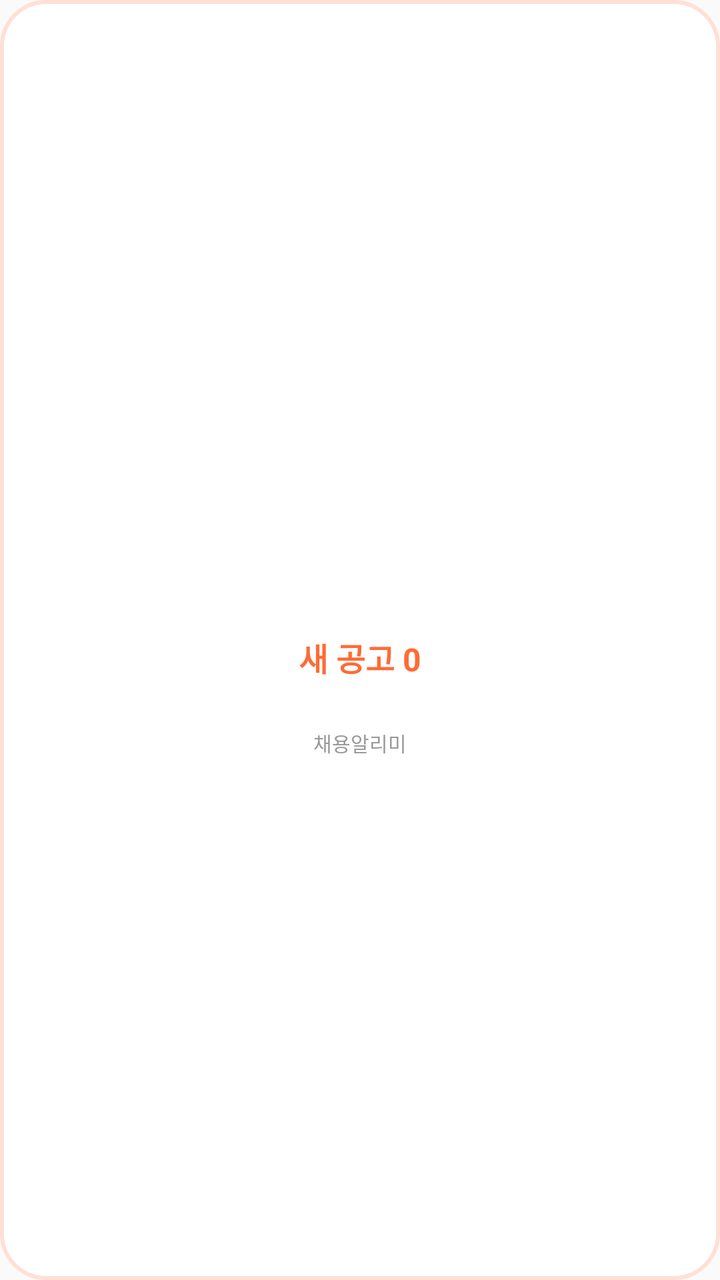
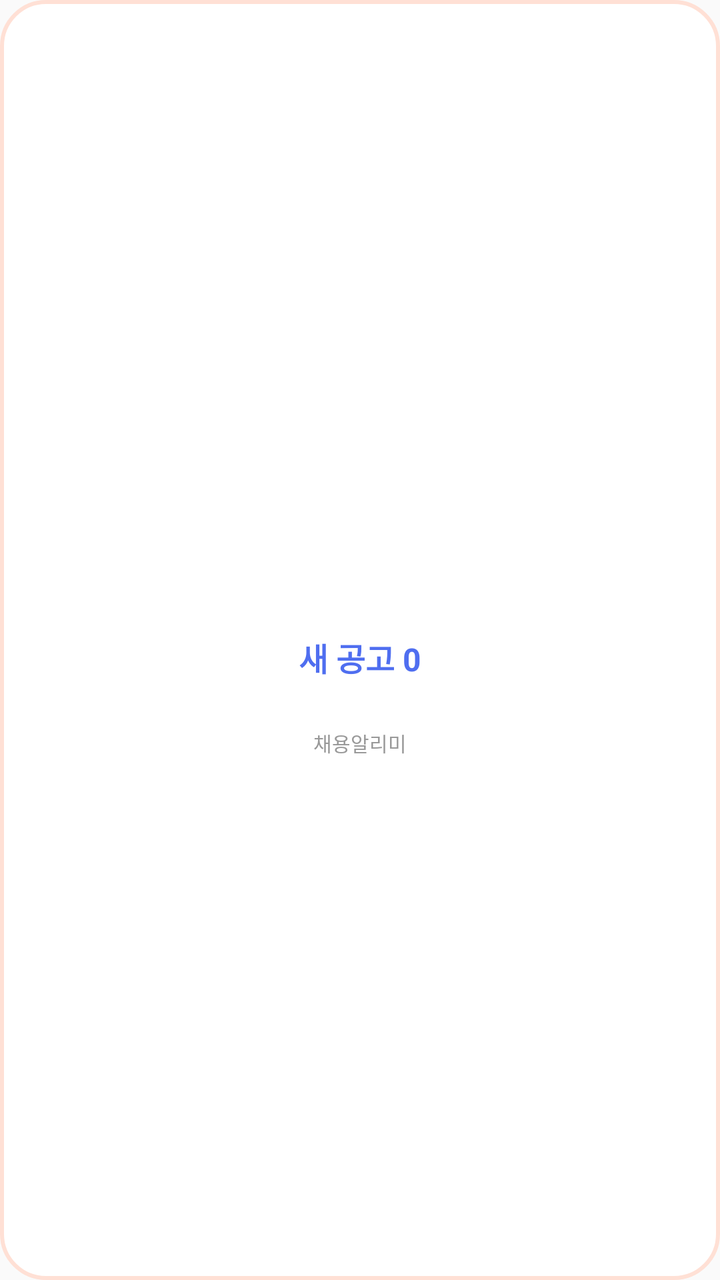

Two renders of the same Android screen: before a commit and after it. Below are the layout's source before the change and the commit's diff.
<!-- AndroidManifest.xml: application theme Theme.JobAlert -->
<!-- res/layout/widget_jobalert.xml -->
<?xml version="1.0" encoding="utf-8"?>
<LinearLayout xmlns:android="http://schemas.android.com/apk/res/android"
    android:id="@+id/widget_root"
    android:layout_width="match_parent"
    android:layout_height="match_parent"
    android:orientation="vertical"
    android:gravity="center"
    android:padding="12dp"
    android:background="@drawable/widget_bg">

    <ImageView
        android:id="@+id/widget_mascot"
        android:layout_width="52dp"
        android:layout_height="52dp"
        android:contentDescription="꽁이"
        android:scaleType="fitCenter" />

    <TextView
        android:id="@+id/widget_count"
        android:layout_width="wrap_content"
        android:layout_height="wrap_content"
        android:layout_marginTop="4dp"
        android:textColor="#FF6B35"
        android:textStyle="bold"
        android:textSize="16sp"
        android:maxLines="1"
        android:text="새 공고 0" />

    <TextView
        android:id="@+id/widget_closing"
        android:layout_width="wrap_content"
        android:layout_height="wrap_content"
        android:layout_marginTop="2dp"
        android:textColor="#E5484D"
        android:textSize="13sp"
        android:maxLines="1"
        android:text="" />

    <TextView
        android:id="@+id/widget_label"
        android:layout_width="wrap_content"
        android:layout_height="wrap_content"
        android:layout_marginTop="4dp"
        android:textColor="#999999"
        android:textSize="10sp"
        android:text="채용알리미" />

</LinearLayout>
<!-- resources referenced by this layout -->
<resources>
  <!-- drawable widget_bg (drawable) -->
  <?xml version="1.0" encoding="utf-8"?>
  <shape xmlns:android="http://schemas.android.com/apk/res/android"
      android:shape="rectangle">
      <solid android:color="#FFFFFF" />
      <corners android:radius="22dp" />
      <stroke android:width="2dp" android:color="#FFE0D5" />
  </shape>
  <style name="Theme.JobAlert" parent="android:Theme.Material.Light.NoActionBar">
          <item name="android:statusBarColor">@android:color/transparent</item>
          <item name="android:navigationBarColor">@android:color/white</item>
          <item name="android:windowLightStatusBar">true</item>
      </style>
</resources>

<!-- the commit's change to res/layout/widget_jobalert.xml (unified diff, before → after) -->
@@ -20,7 +20,7 @@
         android:layout_width="wrap_content"
         android:layout_height="wrap_content"
         android:layout_marginTop="4dp"
-        android:textColor="#FF6B35"
+        android:textColor="#4F6EF0"
         android:textStyle="bold"
         android:textSize="16sp"
         android:maxLines="1"
